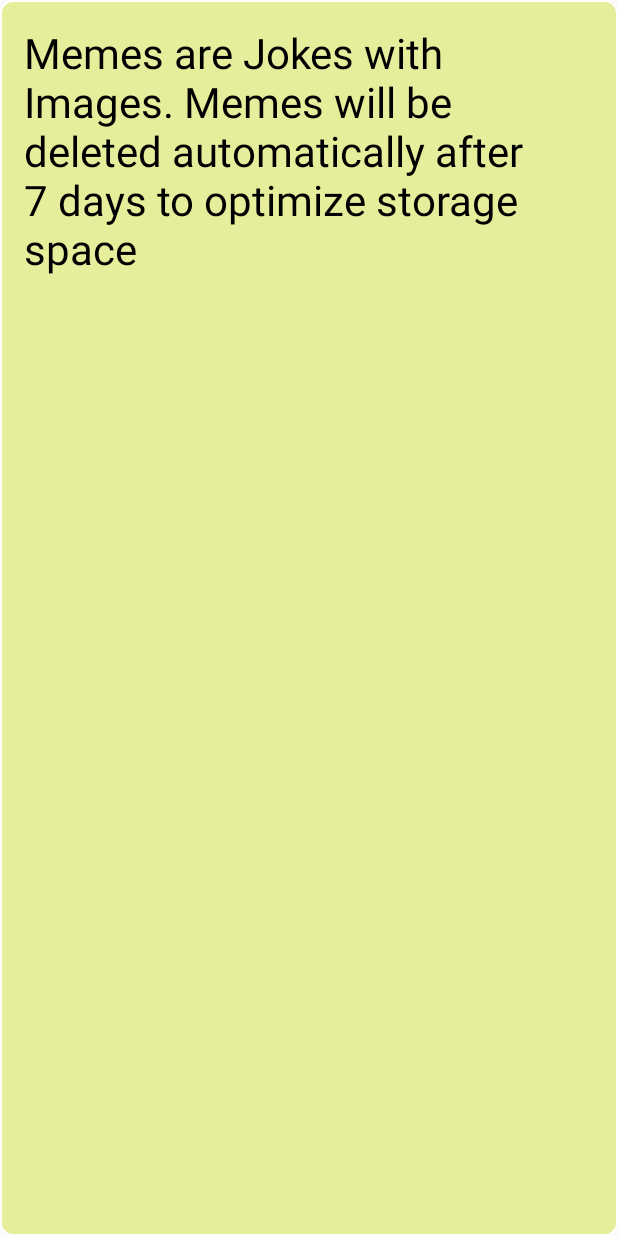
After one commit to HanuDroid/Hindi-Jokes, an Android app: the layout app_widget.xml on its own in the app's theme, with its tools: preview values and no code run, on a phone screen of 412 x 824 dp. The commit adds this screen. Run offline under Robolectric (Android 15) with nearby library versions, the phone set to English and light mode, and no system bars.

Commit message:
Version code 36 Widgets support added

```diff
--- a/app/build.gradle
+++ b/app/build.gradle
@@ -8,8 +8,8 @@ android {
         applicationId "com.ayansh.hindijokes.android"
         minSdkVersion 19
         targetSdkVersion 28
-        versionCode 35
-        versionName "3.0.5"
+        versionCode 36
+        versionName "3.0.6"
     }
     buildTypes {
         release {
--- a/app/src/main/java/com/ayansh/hindijokes/android/PostDetailFragment.java
+++ b/app/src/main/java/com/ayansh/hindijokes/android/PostDetailFragment.java
@@ -168,7 +168,7 @@ public class PostDetailFragment extends Fragment implements HanuFragmentInterfac
 				post = Application.getApplicationInstance().getPostList().get(0);
 			}
 			if(post != null){
-				post.incrementViewCount();
+				post.incrementViewCount(1);
 			}
 		}
 	}
--- /dev/null
+++ b/app/src/main/res/drawable/widget_border.xml
@@ -0,0 +1,7 @@
+<?xml version="1.0" encoding="utf-8"?>
+<shape xmlns:android="http://schemas.android.com/apk/res/android" android:shape="rectangle">
+    <corners android:radius="8dp"/>
+    <padding android:left="8dp" android:right="8dp" android:top="8dp" android:bottom="8dp"/>
+    <solid android:color="@color/widgetBackground" />
+    <stroke android:width="1dp" android:color="@color/white"/>
+</shape>
--- /dev/null
+++ b/app/src/main/res/layout-v26/app_widget.xml
@@ -0,0 +1,30 @@
+<RelativeLayout xmlns:android="http://schemas.android.com/apk/res/android"
+    android:id="@+id/widget_rl"
+    android:background="@drawable/widget_border"
+    android:layout_width="match_parent"
+    android:layout_height="match_parent">
+
+    <TextView
+        android:id="@+id/post_content"
+        android:text="@string/show_memes_help"
+        android:layout_alignParentTop="true"
+        android:layout_width="match_parent"
+        android:layout_height="match_parent"
+        android:padding="8sp"
+        android:layout_gravity="fill"
+        android:textColor="@color/black"
+        android:scrollbars="vertical"
+        android:autoSizeTextType="uniform"
+        android:autoSizeMinTextSize="14sp"
+        android:autoSizeMaxTextSize="28sp"/>
+
+    <ImageView
+        android:id="@+id/image_view"
+        android:layout_alignParentTop="true"
+        android:visibility="gone"
+        android:contentDescription="@string/app_name"
+        android:layout_gravity="center"
+        android:layout_width="wrap_content"
+        android:layout_height="wrap_content" />
+
+</RelativeLayout>
--- /dev/null
+++ b/app/src/main/res/layout/app_widget.xml
@@ -0,0 +1,32 @@
+<RelativeLayout xmlns:android="http://schemas.android.com/apk/res/android"
+    xmlns:app="http://schemas.android.com/apk/res-auto"
+    android:id="@+id/widget_rl"
+    android:background="@drawable/widget_border"
+    android:layout_width="match_parent"
+    android:layout_height="match_parent">
+
+    <TextView
+        android:id="@+id/post_content"
+        android:text="@string/show_memes_help"
+        android:layout_alignParentTop="true"
+        android:layout_width="match_parent"
+        android:layout_height="match_parent"
+        android:padding="8sp"
+        android:layout_gravity="fill"
+        android:textColor="@color/black"
+        android:scrollbars="vertical"
+        app:autoSizeTextType="uniform"
+        app:autoSizeMinTextSize="14sp"
+        app:autoSizeMaxTextSize="28sp" >
+    </TextView>
+
+    <ImageView
+        android:id="@+id/image_view"
+        android:layout_alignParentTop="true"
+        android:visibility="gone"
+        android:contentDescription="@string/app_name"
+        android:layout_gravity="center"
+        android:layout_width="wrap_content"
+        android:layout_height="wrap_content" />
+
+</RelativeLayout>
--- a/app/src/main/res/values/color.xml
+++ b/app/src/main/res/values/color.xml
@@ -8,6 +8,8 @@
     <color name="colorBrown">#6D4C41</color>
     <color name="colorGray">#757575</color>
 
+    <color name="widgetBackground">#E6EE9C</color>
+
     <color name="translucent_black">#a0000000</color>
     <color name="black">#000000</color>
     <color name="white">#FFFFFF</color>
```
Also changed, not shown: app/src/main/AndroidManifest.xml (+8 -0 lines), app/src/main/java/com/ayansh/hindijokes/android/AppGcmListenerService.java (+16 -0 lines), app/src/main/java/com/ayansh/hindijokes/android/HJAppWidgetProvider.java (added, +69 -0 lines), app/src/main/java/com/ayansh/hindijokes/android/Main.java (+9 -0 lines), app/src/main/res/xml/appwidget_info.xml (added, +10 -0 lines), app/src/main/res/drawable/widget_preview.png (added), 3 other files.
